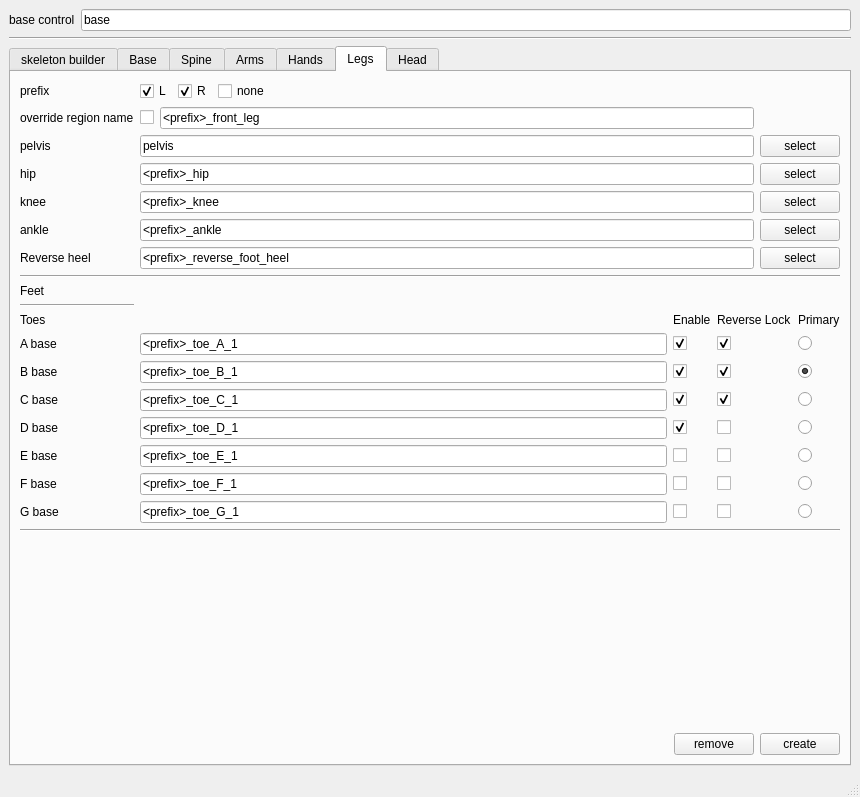
Old version of the form scripts/jt_autorig.ui in the repository jonathantopf/jt_tools.
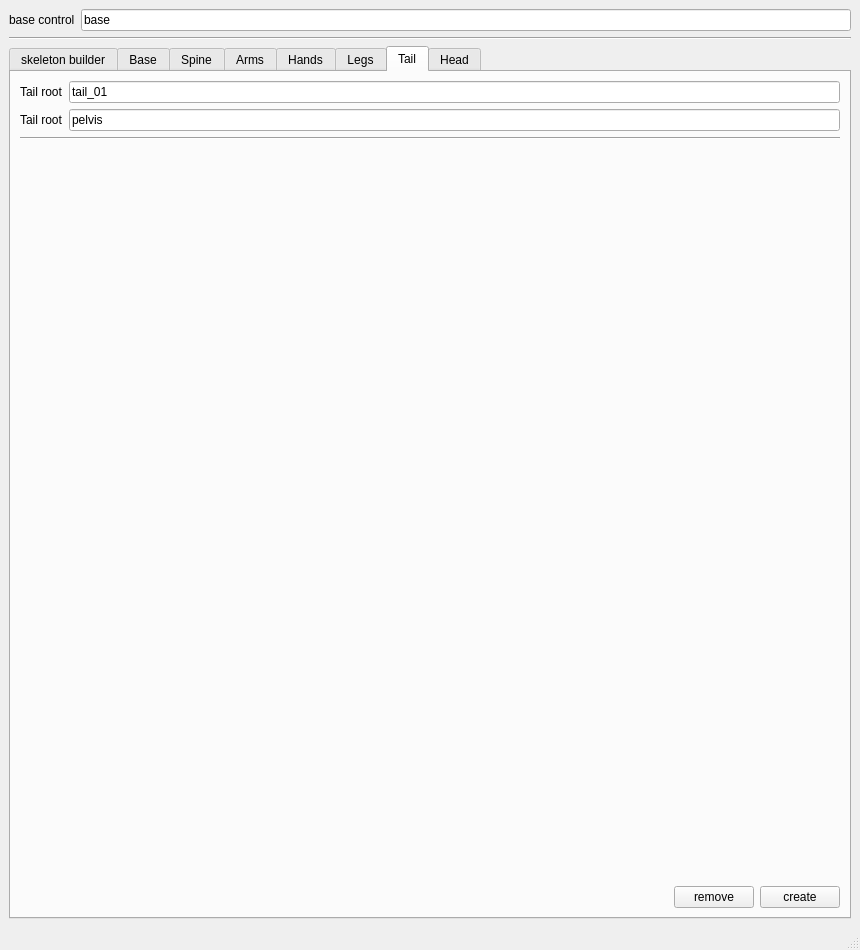
New version of the form.

Commit message: added simple tail rig with blending

```diff
--- a/scripts/jt_autorig.ui
+++ b/scripts/jt_autorig.ui
@@ -7,7 +7,7 @@
     <x>0</x>
     <y>0</y>
     <width>860</width>
-    <height>797</height>
+    <height>950</height>
    </rect>
   </property>
   <property name="windowTitle">
@@ -43,7 +43,7 @@
     <item row="3" column="0">
      <widget class="QTabWidget" name="tabWidget">
       <property name="currentIndex">
-       <number>5</number>
+       <number>6</number>
       </property>
       <widget class="QWidget" name="tab">
        <attribute name="title">
@@ -1560,6 +1560,102 @@
         </item>
        </layout>
       </widget>
+      <widget class="QWidget" name="Tail">
+       <attribute name="title">
+        <string>Tail</string>
+       </attribute>
+       <layout class="QVBoxLayout" name="verticalLayout_13">
+        <item>
+         <layout class="QGridLayout" name="gridLayout_18">
+          <item row="0" column="0">
+           <widget class="QLabel" name="label_93">
+            <property name="text">
+             <string>Tail root</string>
+            </property>
+           </widget>
+          </item>
+          <item row="0" column="1">
+           <widget class="QLineEdit" name="jt_autorig_tail_tail_root">
+            <property name="text">
+             <string>tail_01</string>
+            </property>
+           </widget>
+          </item>
+          <item row="1" column="0">
+           <widget class="QLabel" name="label_98">
+            <property name="text">
+             <string>Tail root</string>
+            </property>
+           </widget>
+          </item>
+          <item row="1" column="1">
+           <widget class="QLineEdit" name="jt_autorig_tail_pelvis">
+            <property name="text">
+             <string>pelvis</string>
+            </property>
+           </widget>
+          </item>
+         </layout>
+        </item>
+        <item>
+         <widget class="Line" name="line_30">
+          <property name="orientation">
+           <enum>Qt::Horizontal</enum>
+          </property>
+         </widget>
+        </item>
+        <item>
+         <spacer name="verticalSpacer_15">
+          <property name="orientation">
+           <enum>Qt::Vertical</enum>
+          </property>
+          <property name="sizeHint" stdset="0">
+           <size>
+            <width>20</width>
+            <height>40</height>
+           </size>
+          </property>
+         </spacer>
+        </item>
+        <item>
+         <layout class="QHBoxLayout" name="horizontalLayout_25">
+          <item>
+           <spacer name="horizontalSpacer_26">
+            <property name="orientation">
+             <enum>Qt::Horizontal</enum>
+            </property>
+            <property name="sizeHint" stdset="0">
+             <size>
+              <width>40</width>
+              <height>20</height>
+             </size>
+            </property>
+           </spacer>
+          </item>
+          <item>
+           <widget class="QPushButton" name="pushButton_38">
+            <property name="text">
+             <string>remove</string>
+            </property>
+            <property name="+c" stdset="0">
+             <string>'import jt_autorig;jt_autorig.ui_remove_tail_rig()'</string>
+            </property>
+           </widget>
+          </item>
+          <item>
+           <widget class="QPushButton" name="pushButton_39">
+            <property name="text">
+             <string>create</string>
+            </property>
+            <property name="+c" stdset="0">
+             <string>'import jt_autorig;jt_autorig.ui_create_tail_rig()'</string>
+            </property>
+           </widget>
+          </item>
+         </layout>
+        </item>
+       </layout>
+      </widget>
       <widget class="QWidget" name="Head">
        <attribute name="title">
         <string>Head</string>
```
Left out of the diff: 7 changed lines with no effect on the pictures. The commit also changes 1 other file.
